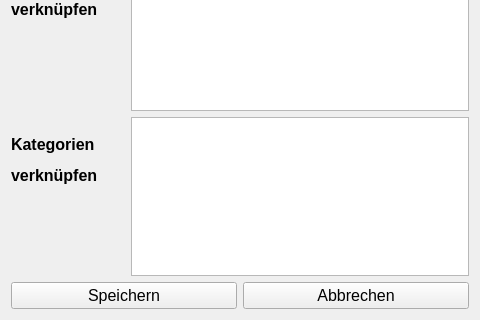
Above: app/view/unit_widget.ui from UltimateCuB3R/DLMCSPSE01_D before the change; both pictures show x 0 to 480 and y 320 to 640 of the 480 by 640 pixel window. Below: the same form after it.
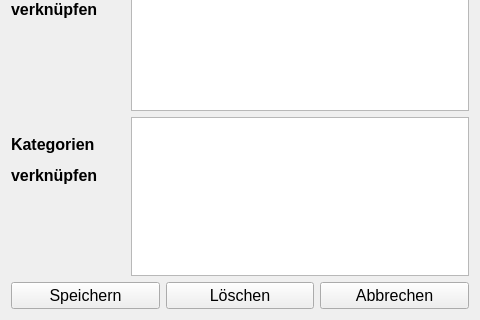
That is the form after the change.

Commit message: Sprint 5-3: small bugfix in data.py regarding deletion of an entry added delete button to all entry widgets connected delete buttons to the corresponding method reload all table widgets on the main screen on revert fixed a bug for relation table widgets on display mode to be scrollable

```diff
--- a/app/view/unit_widget.ui
+++ b/app/view/unit_widget.ui
@@ -232,6 +232,18 @@
        </property>
       </widget>
      </item>
+     <item>
+      <widget class="QPushButton" name="pushButton_delete">
+       <property name="font">
+        <font>
+         <pointsize>12</pointsize>
+        </font>
+       </property>
+       <property name="text">
+        <string>Löschen</string>
+       </property>
+      </widget>
+     </item>
      <item>
       <widget class="QPushButton" name="pushButton_cancel">
        <property name="font">
```
The commit also changes 7 other files.
